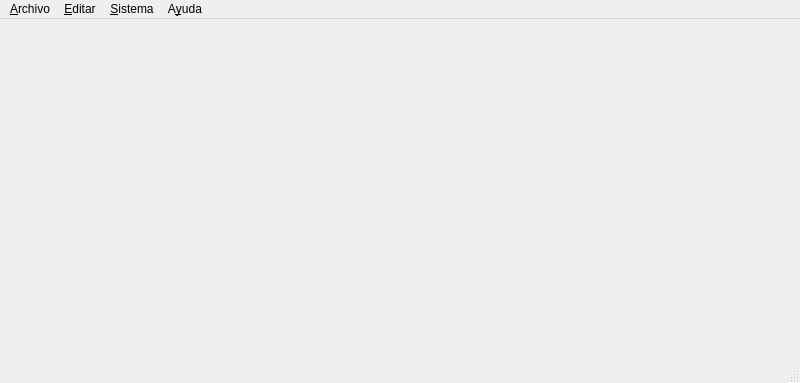
Above: base/Proyecto/PyScripter/msi/modelo4/VentanaPrincipal.ui from torrentelinux/torrentarium before the change. Below: the same form after it.
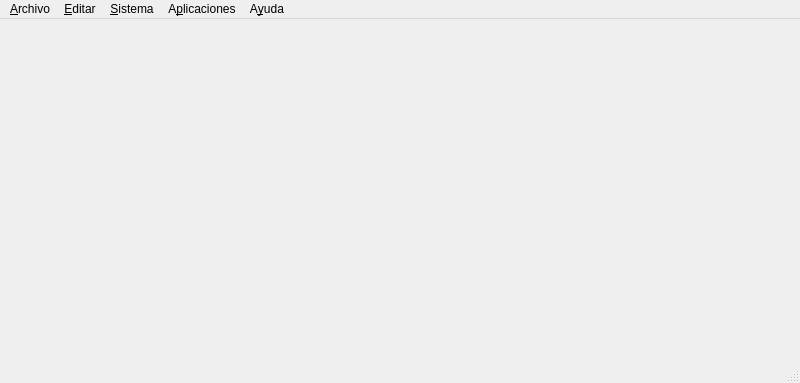
That is the form after the change. Icons and pictures are not drawn.

Patch:
```diff
--- a/base/Proyecto/PyScripter/msi/modelo4/VentanaPrincipal.ui
+++ b/base/Proyecto/PyScripter/msi/modelo4/VentanaPrincipal.ui
@@ -27,7 +27,7 @@
      <x>0</x>
      <y>0</y>
      <width>800</width>
-     <height>29</height>
+     <height>22</height>
     </rect>
    </property>
    <widget class="QMenu" name="menuArchivo">
@@ -72,10 +72,23 @@
      <string>&amp;Sistema</string>
     </property>
     <addaction name="actionAbrirSesion"/>
+    <addaction name="actionCerrar_Sesion"/>
+    <addaction name="menuOperaciones"/>
+    <addaction name="menuCentro_de_Operaciones"/>
+   </widget>
+   <widget class="QMenu" name="menuAplicaciones">
+    <property name="title">
+     <string>A&amp;plicaciones</string>
+    </property>
+    <addaction name="actionTelegram"/>
+    <addaction name="actionWhatsApp"/>
+    <addaction name="actionGoogleGmail"/>
+    <addaction name="actionGoogle"/>
    </widget>
    <addaction name="menuArchivo"/>
    <addaction name="menuEditar"/>
    <addaction name="menuSistema"/>
+   <addaction name="menuAplicaciones"/>
    <addaction name="menuAyuda"/>
   </widget>
   <widget class="QStatusBar" name="statusbar">
```
Left out of the diff: 168 changed lines with no effect on the pictures.
